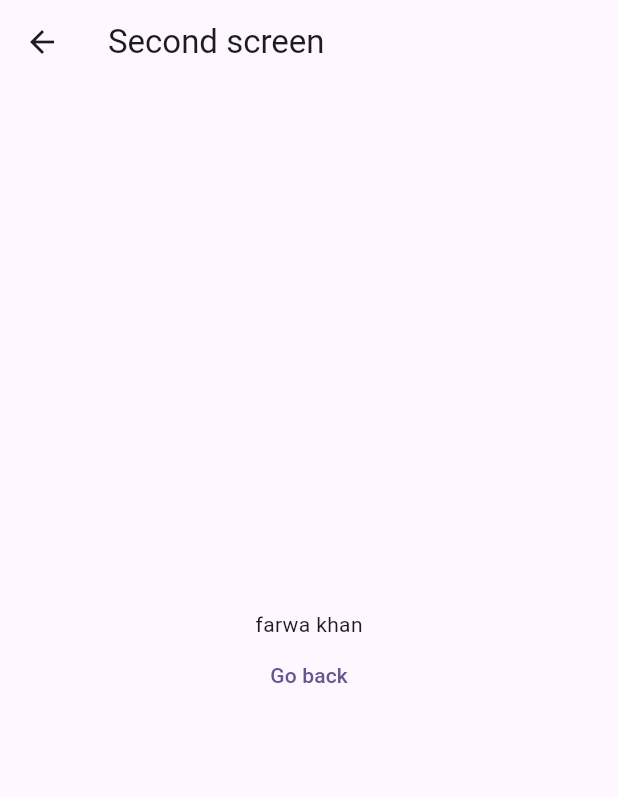
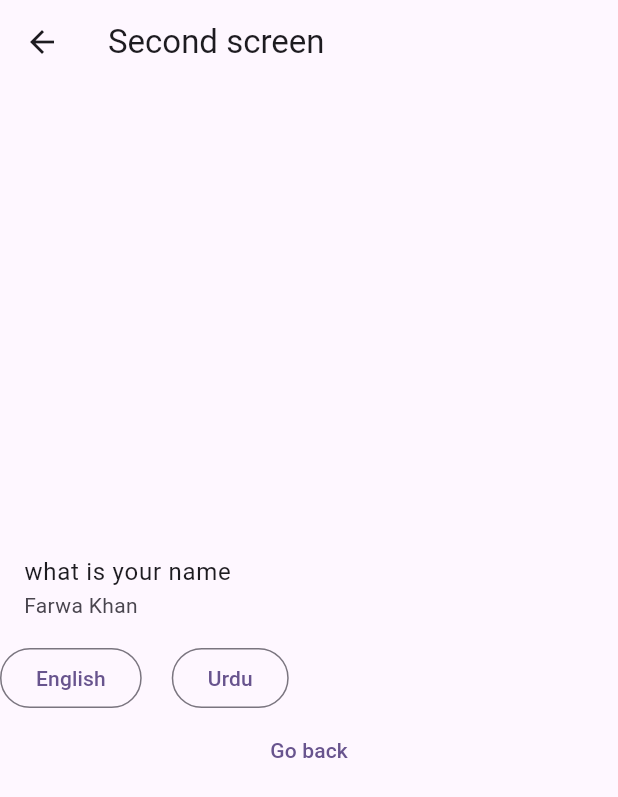
Before and after one commit to Farwakhan971/Getx, a Flutter app: the screen it shows after launch, after a tap on "Go to screen two", on a phone screen of 412 x 824 dp. Shown: the top 797 px of the screen. Run offline on Flutter 3.47's test engine with Material 3 defaults, Android fonts, the phone set to English and light mode, and no system bars; our stand-ins replace get.

Commit message:
Initial Commit

```diff
--- /dev/null
+++ b/lib/Languages.dart
@@ -0,0 +1,16 @@
+import 'package:get/get_navigation/src/root/internacionalization.dart';
+
+class Language extends Translations{
+
+    @override
+    Map<String, Map<String, String>> get keys => {
+      'en_US' :{
+        'message': 'what is your name',
+        'name': 'Farwa Khan'
+      },
+      'ur_PK' :{
+        'message': 'آپ کا نام کیا ہے',
+        'name': 'فروا خان'
+      }
+    } ;
+}
--- a/lib/main.dart
+++ b/lib/main.dart
@@ -1,5 +1,6 @@
 import 'package:flutter/material.dart';
 import 'package:get/get.dart';
+import 'package:getx/Languages.dart';
 import 'package:getx/screentwo.dart';
 import 'screen_one.dart';
 void main() {
@@ -10,6 +11,10 @@ class MyApp extends StatelessWidget {
   @override
   Widget build(BuildContext context) {
     return GetMaterialApp(
+      locale: Locale('en', 'US'),
+      translations: Language(),
+     // fallbackLocale: Locale('en', 'US'),
+      debugShowCheckedModeBanner: false,
       title: 'Flutter Demo',
       theme: ThemeData(
         colorScheme: ColorScheme.fromSeed(seedColor: Colors.deepPurple),
--- a/lib/screen_one.dart
+++ b/lib/screen_one.dart
@@ -20,6 +20,12 @@ class _ScreenoneState extends State<Screenone> {
       body: Column(
         mainAxisAlignment: MainAxisAlignment.center,
         children: [
+          Container(
+            color: Colors.amber,
+            height: Get.height * .4,
+            width: Get.width * .8,
+            child: Center(child: Text('Container 1')),
+          ),
           Center(
             child: TextButton(onPressed: (){
               //Get.to(screentwo());
--- a/lib/screentwo.dart
+++ b/lib/screentwo.dart
@@ -17,11 +17,28 @@ class _screentwoState extends State<screentwo> {
       body: Column(
         mainAxisAlignment: MainAxisAlignment.center,
         children: [
-          Text(Get.arguments[0]),
+         // Text(Get.arguments[0]),
+          ListTile(
+            title: Text('message'.tr),
+            subtitle: Text('name'.tr) ,
+          ),
+          Row(
+            children: [
+              OutlinedButton(onPressed: (){
+                Get.updateLocale(const Locale('en', 'US'));
+              }, child: const Text('English')),
+              const SizedBox(
+                width: 20,
+              ),
+              OutlinedButton(onPressed: (){
+                 Get.updateLocale(const Locale('ur', 'PK'));
+              }, child: const Text('Urdu')),
+            ],
+          ),
           Center(
             child: TextButton(onPressed: (){
               Get.back();
-            }, child: Text('Go back')),
+            }, child: const Text('Go back')),
           )
         ],
       ),
```
